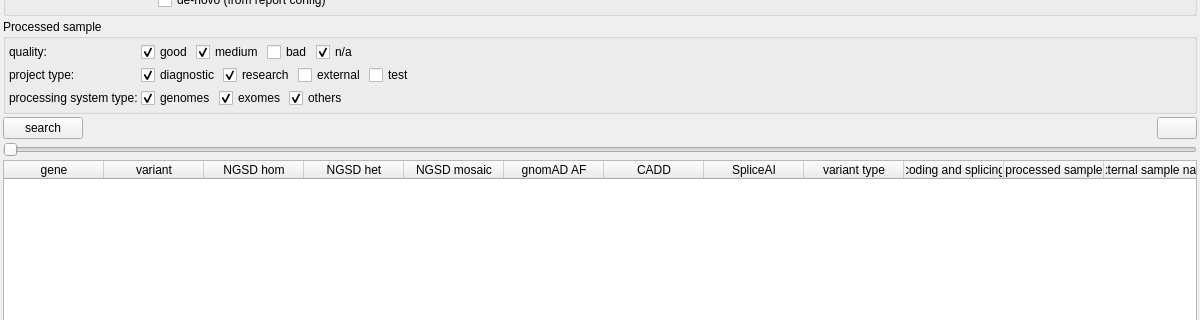
First picture: the form in src/GSvar/SmallVariantSearchWidget.ui, repository imgag/ngs-bits, before the edit; both pictures show x 0 to 1200 and y 215 to 535 of the 1200 by 800 pixel window.
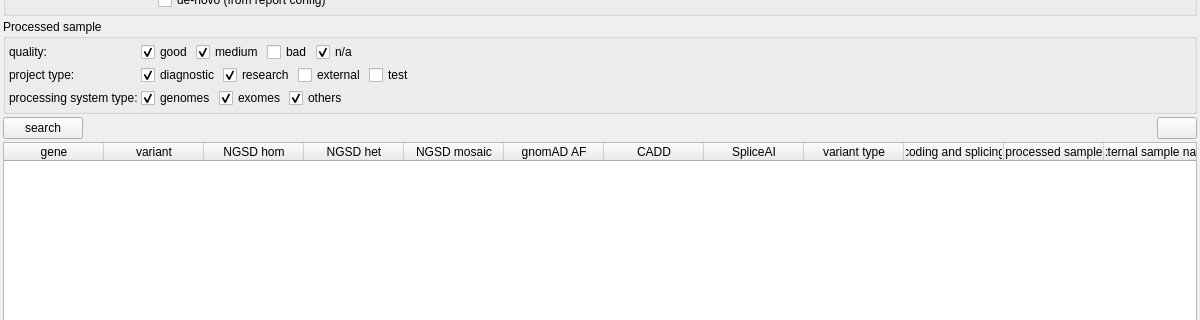
Second picture: the form after the edit. Icons and pictures are not drawn.

What changed in the file:
```diff
--- a/src/GSvar/SmallVariantSearchWidget.ui
+++ b/src/GSvar/SmallVariantSearchWidget.ui
@@ -577,13 +577,6 @@
      </item>
     </layout>
    </item>
-   <item>
-    <widget class="QSlider" name="horizontalSlider">
-     <property name="orientation">
-      <enum>Qt::Horizontal</enum>
-     </property>
-    </widget>
-   </item>
    <item>
     <widget class="QTableWidget" name="variants">
      <property name="contextMenuPolicy">
```
